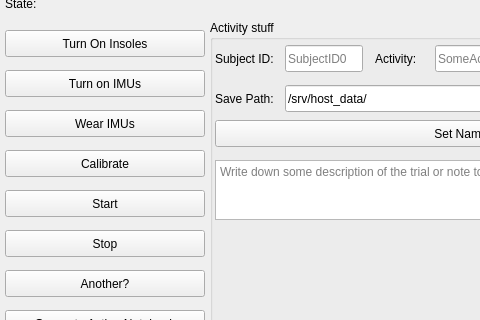
The window that acquisition_state_machines/rqt_acquisition/resource/MyPlugin.ui (fbkl/rbm_core_ws) describes before a commit, drawn with Qt 5; both pictures show x 0 to 480 and y 330 to 650 of the 704 by 650 pixel window.
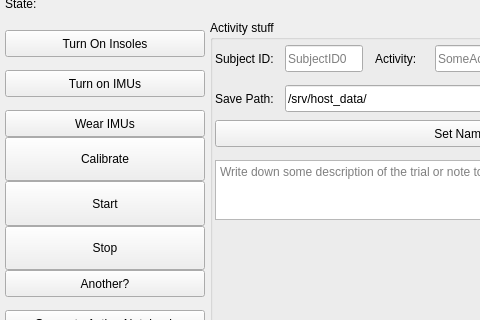
The same window after the commit.

Commit message: big buttons

What changed in the file:
```diff
--- a/acquisition_state_machines/rqt_acquisition/resource/MyPlugin.ui
+++ b/acquisition_state_machines/rqt_acquisition/resource/MyPlugin.ui
@@ -166,9 +166,9 @@
 			<property name="geometry">
 				<rect>
 					<x>5</x>
-					<y>480</y>
+					<y>467</y>
 					<width>200</width>
-					<height>27</height>
+					<height>44</height>
 				</rect>
 			</property>
 			<property name="text">
@@ -179,9 +179,9 @@
 			<property name="geometry">
 				<rect>
 					<x>5</x>
-					<y>520</y>
+					<y>511</y>
 					<width>200</width>
-					<height>27</height>
+					<height>45</height>
 				</rect>
 			</property>
 			<property name="text">
@@ -192,9 +192,9 @@
 			<property name="geometry">
 				<rect>
 					<x>5</x>
-					<y>560</y>
+					<y>556</y>
 					<width>200</width>
-					<height>27</height>
+					<height>44</height>
 				</rect>
 			</property>
 			<property name="text">
```
The commit also changes 1 other file.
